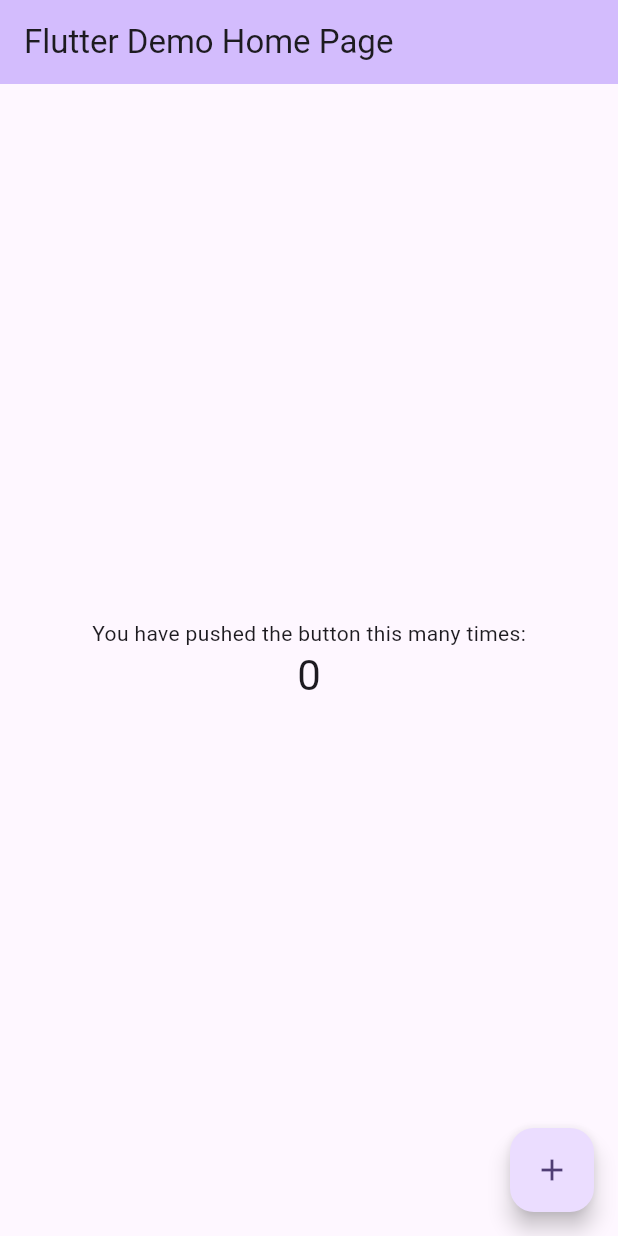
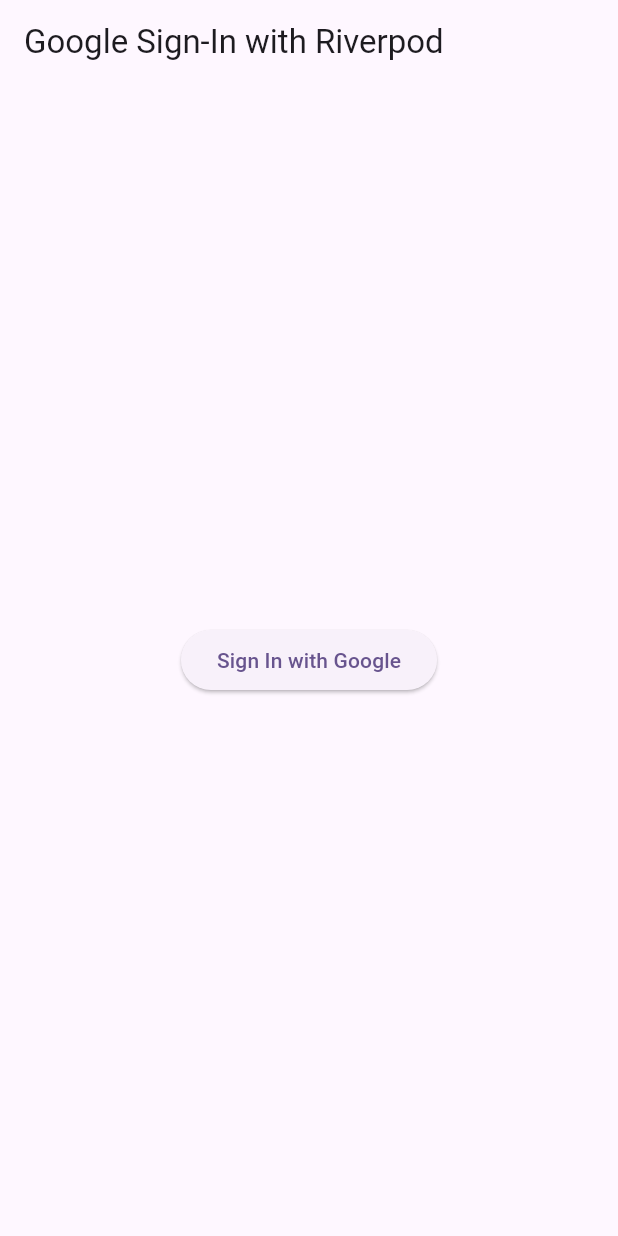
Before and after one commit to Ask-Sikandar/appdev, a Flutter app: the screen it shows after launch, on a phone screen of 412 x 824 dp. Run offline on Flutter 3.47's test engine with Material 3 defaults, Android fonts, the light colour scheme and no system bars; our stand-ins replace firebase_auth, firebase_core, flutter_riverpod, google_sign_in; accounts and stored records are empty.

Commit message:
signin with google working

```diff
--- /dev/null
+++ b/lib/login_screen.dart
@@ -0,0 +1,56 @@
+import 'package:appdev/ui/landing_page.dart';
+import 'package:flutter/material.dart';
+import 'package:flutter_riverpod/flutter_riverpod.dart';
+import 'package:appdev/Providers/auth_state.dart'; // Update with the correct path
+
+class LoginPage extends ConsumerWidget {
+  @override
+  Widget build(BuildContext context, WidgetRef ref) {
+    final authState = ref.watch(authProvider);
+
+    // Show snackbar if there is an error
+    WidgetsBinding.instance.addPostFrameCallback((_) {
+      if (authState.status == AuthStatus.authenticated) {
+        Navigator.pushReplacement(
+          context,
+          MaterialPageRoute(builder: (context) => const LandingPage()),
+        );
+      } else if (authState.status == AuthStatus.error && authState.errorMessage != null) {
+        print(authState.errorMessage);
+        ScaffoldMessenger.of(context).showSnackBar(
+          SnackBar(content: Text(authState.errorMessage!)),
+        );
+      }
+    });
+
+    return Scaffold(
+      appBar: AppBar(
+        title: Text('Google Sign-In with Riverpod'),
+      ),
+      body: Center(
+        child: authState.status == AuthStatus.authenticating
+            ? CircularProgressIndicator()
+            : authState.status == AuthStatus.authenticated
+            ? Column(
+          mainAxisAlignment: MainAxisAlignment.center,
+          children: [
+            Text('Signed in as ${authState.user?.displayName}'),
+            SizedBox(height: 20),
+            ElevatedButton(
+              onPressed: () {
+                ref.read(authProvider.notifier).signOut();
+              },
+              child: Text('Sign Out'),
+            ),
+          ],
+        )
+            : ElevatedButton(
+          onPressed: () {
+            ref.read(authProvider.notifier).signInWithGoogle();
+          },
+          child: Text('Sign In with Google'),
+        ),
+      ),
+    );
+  }
+}
--- a/lib/main.dart
+++ b/lib/main.dart
@@ -1,8 +1,19 @@
 import 'package:flutter/material.dart';
+import 'package:flutter_riverpod/flutter_riverpod.dart';
+import 'package:firebase_core/firebase_core.dart';
+import 'firebase_options.dart';
+import 'login_screen.dart';
 
-void main() {
-  runApp(const MyApp());
+
+Future<void> main() async {
+
+  runApp(const ProviderScope(child: MyApp()));
+  await Firebase.initializeApp(
+    options: DefaultFirebaseOptions.currentPlatform,
+  );
+
 }
+
 
 class MyApp extends StatelessWidget {
   const MyApp({super.key});
@@ -31,95 +42,7 @@
         colorScheme: ColorScheme.fromSeed(seedColor: Colors.deepPurple),
         useMaterial3: true,
       ),
-      home: const MyHomePage(title: 'Flutter Demo Home Page'),
+      home: LoginPage(),
     );
   }
 }
-
-class MyHomePage extends StatefulWidget {
-  const MyHomePage({super.key, required this.title});
-
-  // This widget is the home page of your application. It is stateful, meaning
-  // that it has a State object (defined below) that contains fields that affect
-  // how it looks.
-
-  // This class is the configuration for the state. It holds the values (in this
-  // case the title) provided by the parent (in this case the App widget) and
-  // used by the build method of the State. Fields in a Widget subclass are
-  // always marked "final".
-
-  final String title;
-
-  @override
-  State<MyHomePage> createState() => _MyHomePageState();
-}
-
-class _MyHomePageState extends State<MyHomePage> {
-  int _counter = 0;
-
-  void _incrementCounter() {
-    setState(() {
-      // This call to setState tells the Flutter framework that something has
-      // changed in this State, which causes it to rerun the build method below
-      // so that the display can reflect the updated values. If we changed
-      // _counter without calling setState(), then the build method would not be
-      // called again, and so nothing would appear to happen.
-      _counter++;
-    });
-  }
-
-  @override
-  Widget build(BuildContext context) {
-    // This method is rerun every time setState is called, for instance as done
-    // by the _incrementCounter method above.
-    //
-    // The Flutter framework has been optimized to make rerunning build methods
-    // fast, so that you can just rebuild anything that needs updating rather
-    // than having to individually change instances of widgets.
-    return Scaffold(
-      appBar: AppBar(
-        // TRY THIS: Try changing the color here to a specific color (to
-        // Colors.amber, perhaps?) and trigger a hot reload to see the AppBar
-        // change color while the other colors stay the same.
-        backgroundColor: Theme.of(context).colorScheme.inversePrimary,
-        // Here we take the value from the MyHomePage object that was created by
-        // the App.build method, and use it to set our appbar title.
-        title: Text(widget.title),
-      ),
-      body: Center(
-        // Center is a layout widget. It takes a single child and positions it
-        // in the middle of the parent.
-        child: Column(
-          // Column is also a layout widget. It takes a list of children and
-          // arranges them vertically. By default, it sizes itself to fit its
-          // children horizontally, and tries to be as tall as its parent.
-          //
-          // Column has various properties to control how it sizes itself and
-          // how it positions its children. Here we use mainAxisAlignment to
-          // center the children vertically; the main axis here is the vertical
-          // axis because Columns are vertical (the cross axis would be
-          // horizontal).
-          //
-          // TRY THIS: Invoke "debug painting" (choose the "Toggle Debug Paint"
-          // action in the IDE, or press "p" in the console), to see the
-          // wireframe for each widget.
-          mainAxisAlignment: MainAxisAlignment.center,
-          children: <Widget>[
-            const Text(
-              'You have pushed the button this many times:',
-            ),
-            Text(
-              '$_counter',
-              style: Theme.of(context).textTheme.headlineMedium,
-            ),
-          ],
-        ),
-      ),
-      floatingActionButton: FloatingActionButton(
-        onPressed: _incrementCounter,
-        tooltip: 'Increment',
-        child: const Icon(Icons.add),
-      ), // This trailing comma makes auto-formatting nicer for build methods.
-    );
-  }
-}
```
Also changed, not shown: lib/Providers/auth_state.dart (added, +49 -0 lines), lib/service/auth_service.dart (added, +34 -0 lines), lib/ui/landing_page.dart (added, +34 -0 lines), pubspec.yaml (+8 -0 lines), firebase.json (added), lib/firebase_options.dart (added), pubspec.lock, 6 other files.
